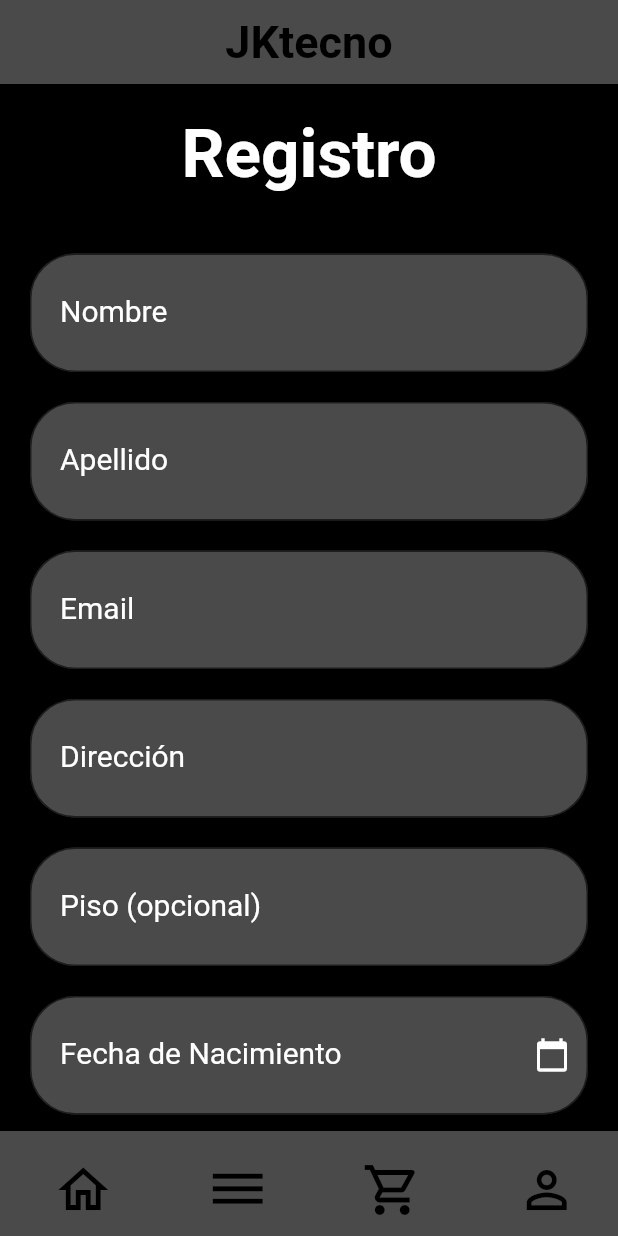
After one commit to CristianG22/accesories_store_flutter, a Flutter app: the RegisterScreen screen opened by its route, on a phone screen of 412 x 824 dp. The commit adds this screen. Run offline on Flutter 3.47's test engine with Material 3 defaults, Android fonts, the phone set to English and light mode, and no system bars; our stand-ins replace cloud_firestore, firebase_core, go_router; accounts and stored records are empty; Roboto replaces fonts that are missing (OpenSans).

Commit message:
creación pantalla de registro

```diff
--- a/lib/core/router/app_router.dart
+++ b/lib/core/router/app_router.dart
@@ -1,11 +1,13 @@
 import 'package:accesories_store/presentation/screens/catalog_screen.dart';
 import 'package:accesories_store/presentation/screens/login_screen.dart';
 import 'package:accesories_store/presentation/screens/main_screen.dart';
+import 'package:accesories_store/presentation/screens/register_screen.dart';
 import 'package:go_router/go_router.dart';
 import '../../presentation/screens/home_screen.dart';
 import '../../presentation/screens/test_screen.dart';
 import '../../presentation/screens/checkout_screen.dart';
 import '../../presentation/screens/profile_screen.dart';
+import '../../presentation/screens/register_screen.dart';
 
 
 final GoRouter router = GoRouter(
@@ -32,5 +34,9 @@ final GoRouter router = GoRouter(
       path: '/categories',
       builder: (context, state) => const CategoriesList(),
     ),
+    GoRoute(
+      path: '/register',
+      builder: (context, state) => const RegisterScreen(),
+    ),
   ],
 );
--- a/lib/presentation/screens/login_screen.dart
+++ b/lib/presentation/screens/login_screen.dart
@@ -1,6 +1,7 @@
 import 'package:accesories_store/widgets/CustomAppBar.dart';
 import 'package:accesories_store/widgets/CustomBottomNav.dart';
 import 'package:flutter/material.dart';
+import '../../presentation/screens/register_screen.dart';
 
 class LoginScreen extends StatefulWidget {
   const LoginScreen({super.key});
@@ -131,11 +132,21 @@ class _LoginFormState extends State<LoginScreen> {
                   padding: const EdgeInsets.only(left: 10, bottom: 15),
                   child: Align(
                     alignment: Alignment.centerLeft,
-                    child: Text(
-                      'Registrarme',
-                      style: TextStyle(
-                        color: Colors.lightBlue[600],
-                        fontSize: 20,
+                    child: GestureDetector(
+                      onTap: () {
+                        Navigator.push(
+                          context,
+                          MaterialPageRoute(
+                            builder: (context) => const RegisterScreen(),
+                          ),
+                        );
+                      },
+                      child: Text(
+                        'Registrarme',
+                        style: TextStyle(
+                          color: Colors.lightBlue[600],
+                          fontSize: 20,
+                        ),
                       ),
                     ),
                   ),
--- /dev/null
+++ b/lib/presentation/screens/register_screen.dart
@@ -0,0 +1,247 @@
+import 'package:accesories_store/widgets/CustomAppBar.dart';
+import 'package:accesories_store/widgets/CustomBottomNav.dart';
+import 'package:flutter/material.dart';
+import 'package:intl/intl.dart';
+
+class RegisterScreen extends StatefulWidget {
+  const RegisterScreen({super.key});
+
+  @override
+  State<RegisterScreen> createState() => _RegisterFormState();
+}
+
+class _RegisterFormState extends State<RegisterScreen> {
+  final _formKey = GlobalKey<FormState>();
+
+  String _nombre = '';
+  String _apellido = '';
+  String _email = '';
+  String _direccion = '';
+  String _piso = '';
+  DateTime? _fechaNacimiento;
+  String _password = '';
+  final TextEditingController _fechaController = TextEditingController();
+
+  Future<void> _selectDate(BuildContext context) async {
+    final DateTime? picked = await showDatePicker(
+      context: context,
+      initialDate: DateTime.now(),
+      firstDate: DateTime(1900),
+      lastDate: DateTime.now(),
+    );
+    if (picked != null) {
+      setState(() {
+        _fechaNacimiento = picked;
+        _fechaController.text = DateFormat('dd/MM/yyyy').format(picked);
+      });
+    }
+  }
+
+  @override
+  Widget build(BuildContext context) {
+    return Scaffold(
+      backgroundColor: Colors.black,
+      appBar: CustomAppBar(),
+      body: SingleChildScrollView(
+        child: Padding(
+          padding: const EdgeInsets.all(20),
+          child: Column(
+            children: [
+              const Text(
+                'Registro',
+                style: TextStyle(
+                  fontSize: 45,
+                  fontWeight: FontWeight.bold,
+                  fontFamily: 'OpenSans',
+                  color: Colors.white,
+                ),
+              ),
+              const SizedBox(height: 40),
+              Form(
+                key: _formKey,
+                child: Column(
+                  children: [
+                    _buildField('Nombre', (value) => _nombre = value),
+                    _buildField('Apellido', (value) => _apellido = value),
+                    _buildEmailField(),
+                    _buildField('Dirección', (value) => _direccion = value),
+                    _buildField('Piso (opcional)', (value) => _piso = value, required: false),
+                    _buildDateField(),
+                    _buildPasswordField(),
+                    const SizedBox(height: 30),
+                    _buildRegisterButton(),
+                  ],
+                ),
+              ),
+            ],
+          ),
+        ),
+      ),
+      bottomNavigationBar: CustomBottomNav(),
+    );
+  }
+
+  Widget _buildField(String label, Function(String) onSaved, {bool required = true}) {
+    return Padding(
+      padding: const EdgeInsets.only(bottom: 20),
+      child: TextFormField(
+        decoration: InputDecoration(
+          labelText: label,
+          labelStyle: const TextStyle(
+            fontSize: 20,
+            color: Colors.white,
+          ),
+          filled: true,
+          fillColor: const Color.fromARGB(255, 75, 74, 74),
+          border: OutlineInputBorder(
+            borderRadius: BorderRadius.circular(30),
+          ),
+          contentPadding: const EdgeInsets.symmetric(
+            vertical: 30,
+            horizontal: 20,
+          ),
+        ),
+        validator: required
+          ? (value) => value?.isEmpty ?? true ? 'Este campo es requerido' : null
+          : null,
+        onSaved: (value) => onSaved(value ?? ''),
+      ),
+    );
+  }
+
+  Widget _buildEmailField() {
+    return Padding(
+      padding: const EdgeInsets.only(bottom: 20),
+      child: TextFormField(
+        decoration: InputDecoration(
+          labelText: 'Email',
+          labelStyle: const TextStyle(
+            fontSize: 20,
+            color: Colors.white,
+          ),
+          filled: true,
+          fillColor: const Color.fromARGB(255, 75, 74, 74),
+          border: OutlineInputBorder(
+            borderRadius: BorderRadius.circular(30),
+          ),
+          contentPadding: const EdgeInsets.symmetric(
+            vertical: 30,
+            horizontal: 20,
+          ),
+        ),
+        keyboardType: TextInputType.emailAddress,
+        validator: (value) {
+          if (value == null || value.isEmpty) {
+            return 'Por favor ingresa tu email';
+          }
+          if (!value.contains('@')) {
+            return 'Ingrese un email válido';
+          }
+          return null;
+        },
+        onSaved: (value) => _email = value ?? '',
+      ),
+    );
+  }
+
+  Widget _buildDateField() {
+    return Padding(
+      padding: const EdgeInsets.only(bottom: 20),
+      child: TextFormField(
+        controller: _fechaController,
+        decoration: InputDecoration(
+          labelText: 'Fecha de Nacimiento',
+          labelStyle: const TextStyle(
+            fontSize: 20,
+            color: Colors.white,
+          ),
+          filled: true,
+          fillColor: const Color.fromARGB(255, 75, 74, 74),
+          border: OutlineInputBorder(
+            borderRadius: BorderRadius.circular(30),
+          ),
+          contentPadding: const EdgeInsets.symmetric(
+            vertical: 30,
+            horizontal: 20,
+          ),
+          suffixIcon: IconButton(
+            icon: const Icon(Icons.calendar_today, color: Colors.white),
+            onPressed: () => _selectDate(context),
+          ),
+        ),
+        readOnly: true,
+        validator: (value) {
+          if (value == null || value.isEmpty) {
+            return 'Por favor selecciona tu fecha de nacimiento';
+          }
+          return null;
+        },
+      ),
+    );
+  }
+
+  Widget _buildPasswordField() {
+    return Padding(
+      padding: const EdgeInsets.only(bottom: 20),
+      child: TextFormField(
+        decoration: InputDecoration(
+          labelText: 'Contraseña',
+          labelStyle: const TextStyle(
+            fontSize: 20,
+            color: Colors.white,
+          ),
+          filled: true,
+          fillColor: const Color.fromARGB(255, 75, 74, 74),
+          border: OutlineInputBorder(
+            borderRadius: BorderRadius.circular(30),
+          ),
+          contentPadding: const EdgeInsets.symmetric(
+            vertical: 30,
+            horizontal: 20,
+          ),
+        ),
+        obscureText: true,
+        validator: (value) {
+          if (value == null || value.isEmpty) {
+            return 'Por favor ingresa una contraseña';
+          }
+          if (value.length < 6) {
+            return 'La contraseña debe tener al menos 6 caracteres';
+          }
+          return null;
+        },
+        onSaved: (value) => _password = value ?? '',
+      ),
+    );
+  }
+
+  Widget _buildRegisterButton() {
+    return ElevatedButton(
+      style: ElevatedButton.styleFrom(
+        backgroundColor: const Color(0xff07CAB3),
+        padding: const EdgeInsets.symmetric(vertical: 18),
+        shape: RoundedRectangleBorder(
+          borderRadius: BorderRadius.circular(30),
+        ),
+        elevation: 5,
+        minimumSize: const Size(double.infinity, 60),
+      ),
+      onPressed: () {
+        if (_formKey.currentState!.validate()) {
+          _formKey.currentState!.save();
+          ScaffoldMessenger.of(context).showSnackBar(
+            const SnackBar(content: Text('Registrando usuario...')),
+          );
+        }
+      },
+      child: const Text(
+        'Registrarse',
+        style: TextStyle(
+          fontSize: 20,
+          fontWeight: FontWeight.bold,
+          color: Colors.white,
+        ),
+      ),
+    );
+  }
+}
--- a/pubspec.yaml
+++ b/pubspec.yaml
@@ -15,6 +15,7 @@ dependencies:
     sdk: flutter
   flutter_riverpod: ^2.6.1
   go_router: ^15.1.1
+  intl: ^0.18.0
 
 dev_dependencies:
   flutter_lints: ^5.0.0
```
Also changed, not shown: pubspec.lock.
